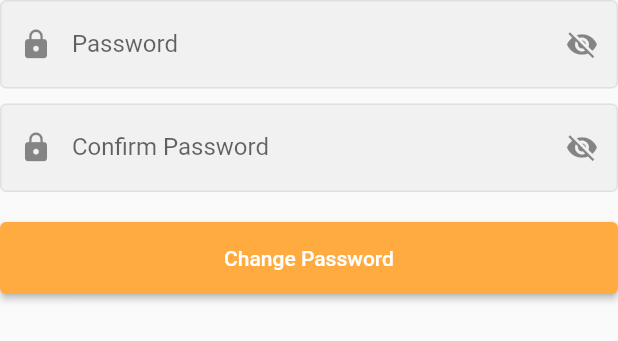
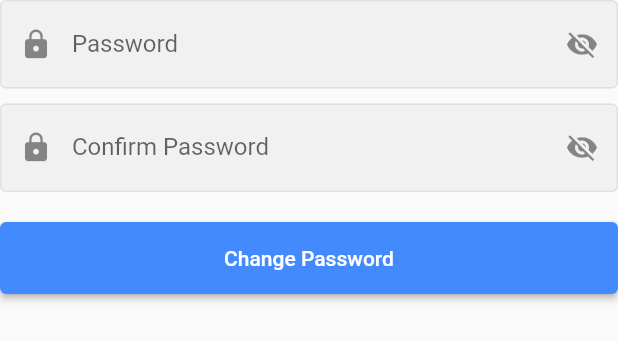
Before and after one commit to uswebk/coodig-mobile, a Flutter app: the PasswordResetForm widget shown alone on an empty page, opened directly, on a phone screen of 412 x 824 dp. Shown: the top 341 px of the screen. Run offline on Flutter 3.47's test engine with Material 2 defaults, Android fonts, the phone set to English and light mode, and no system bars; our stand-ins replace flutter_dotenv, flutter_riverpod, flutter_secure_storage, freezed_annotation, get, hooks_riverpod and 2 more; accounts and stored records are empty; statements that could not run were skipped.

Commit message:
style: button color

```diff
--- a/lib/feature/password_reset/components/password_reset_form.dart
+++ b/lib/feature/password_reset/components/password_reset_form.dart
@@ -1,6 +1,7 @@
 import 'package:coodig_mobile/components/form/password_confirm_text_field.dart';
 import 'package:coodig_mobile/components/form/password_text_field.dart';
 import 'package:coodig_mobile/components/snackbar.dart';
+import 'package:coodig_mobile/config/color.dart';
 import 'package:coodig_mobile/exception/api_exception.dart';
 import 'package:coodig_mobile/feature/login/login_page.dart';
 import 'package:coodig_mobile/feature/password_reset/password_reset_state_notifier.dart';
@@ -70,7 +71,7 @@ class PasswordResetForm extends ConsumerWidget {
                       }
                     },
                     style: ElevatedButton.styleFrom(
-                      backgroundColor: Colors.orangeAccent,
+                      backgroundColor: CoodigColors.buttonPrimary,
                     ),
                     child: const Text('Change Password')),
               ),
```
